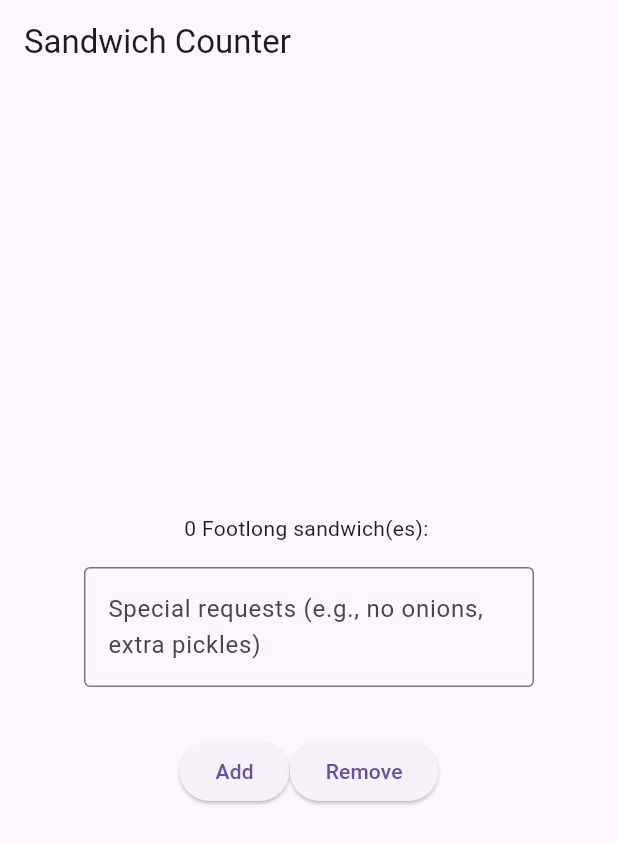
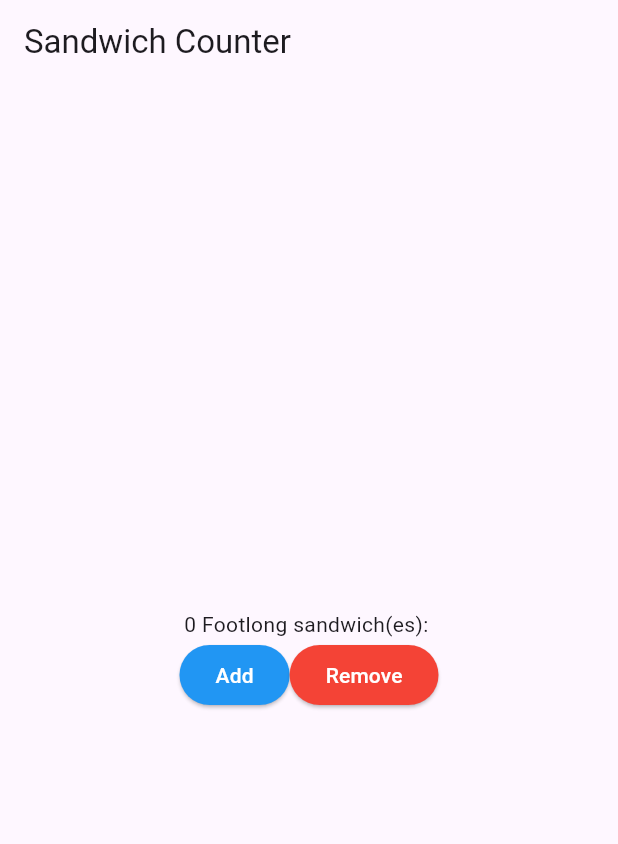
Before and after one commit to lily-denn/sandwich_shop, a Flutter app: the screen it shows after launch, on a phone screen of 412 x 824 dp. Shown: the top 844 px of the screen. Run offline on Flutter 3.47's test engine with Material 3 defaults, Android fonts, the phone set to English and light mode, and no system bars.

Commit message:
coloured buttons

```diff
--- a/lib/main.dart
+++ b/lib/main.dart
@@ -69,36 +69,23 @@ class _OrderScreenState extends State<OrderScreen> {
               _quantity,
               'Footlong',
             ),
-            const SizedBox(height: 16),
-            // Notes input field
-            SizedBox(
-              width: 300,
-              child: TextField(
-                controller: _notesController,
-                decoration: InputDecoration(
-                  hintText: 'Special requests (e.g., no onions, extra pickles)',
-                  border: OutlineInputBorder(),
-                ),
-                maxLines: 2,
-              ),
-            ),
-            const SizedBox(height: 16),
-            // Display entered notes
-            if (_notesController.text.isNotEmpty)
-              Text(
-                'Notes: ${_notesController.text}',
-                style: const TextStyle(fontStyle: FontStyle.italic),
-              ),
-            const SizedBox(height: 16),
             Row(
               mainAxisAlignment: MainAxisAlignment.center,
               children: [
                 ElevatedButton(
                   onPressed: _increaseQuantity,
+                  style: ElevatedButton.styleFrom(
+                    backgroundColor: Colors.blue,
+                    foregroundColor: Colors.white,
+                  ),
                   child: const Text('Add'),
                 ),
                 ElevatedButton(
                   onPressed: _decreaseQuantity,
+                  style: ElevatedButton.styleFrom(
+                    backgroundColor: Colors.red,
+                    foregroundColor: Colors.white,
+                  ),
                   child: const Text('Remove'),
                 ),
               ],
```
